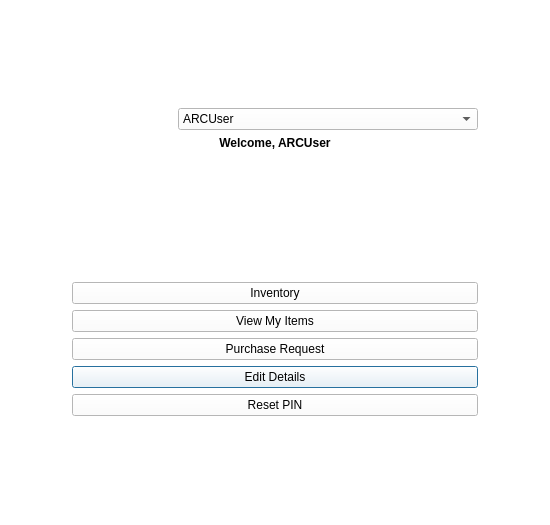
Old version of the form userprofile.ui in the repository arc-bphc/sims-gui.
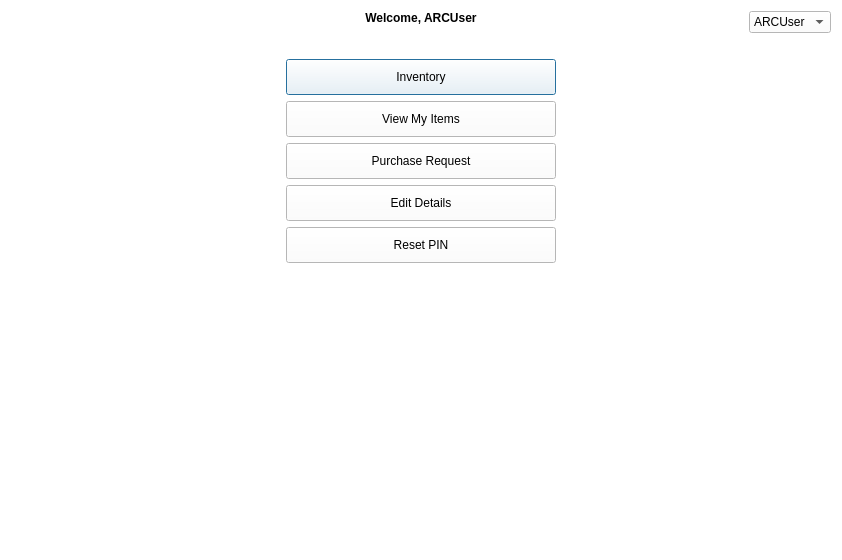
New version of the form. Icons and pictures are not drawn.

Patch:
```diff
--- a/userprofile.ui
+++ b/userprofile.ui
@@ -6,73 +6,29 @@
    <rect>
     <x>0</x>
     <y>0</y>
-    <width>550</width>
-    <height>525</height>
+    <width>842</width>
+    <height>560</height>
    </rect>
   </property>
   <property name="windowTitle">
    <string>Dialog</string>
   </property>
   <property name="styleSheet">
-   <string notr="true">QWidget {background-color: white}
+   <string notr="true">QPushButton {padding: 10px}
+QWidget {background-color: white}
 </string>
   </property>
   <layout class="QGridLayout" name="gridLayout_2">
    <item row="0" column="0">
     <layout class="QGridLayout" name="gridLayout">
-     <item row="1" column="0" colspan="2">
-      <widget class="QLabel" name="label">
-       <property name="sizePolicy">
-        <sizepolicy hsizetype="Preferred" vsizetype="Fixed">
-         <horstretch>0</horstretch>
-         <verstretch>0</verstretch>
-        </sizepolicy>
-       </property>
+     <item row="2" column="1" alignment="Qt::AlignTop">
+      <widget class="QPushButton" name="pushButton_4">
        <property name="text">
-        <string>&lt;html&gt;&lt;head/&gt;&lt;body&gt;&lt;p align=&quot;center&quot;&gt;&lt;span style=&quot; font-weight:600;&quot;&gt;Welcome, ARCUser&lt;/span&gt;&lt;/p&gt;&lt;/body&gt;&lt;/html&gt;</string>
+        <string>Inventory</string>
        </property>
       </widget>
      </item>
-     <item row="6" column="0" colspan="2">
-      <widget class="QPushButton" name="pushButton">
-       <property name="text">
-        <string>Edit Details</string>
-       </property>
-      </widget>
-     </item>
-     <item row="7" column="0" colspan="2">
-      <widget class="QPushButton" name="pushButton_3">
-       <property name="text">
-        <string>Reset PIN</string>
-       </property>
-      </widget>
-     </item>
-     <item row="0" column="0">
-      <widget class="QLabel" name="label_3">
-       <property name="sizePolicy">
-        <sizepolicy hsizetype="Fixed" vsizetype="Fixed">
-         <horstretch>0</horstretch>
-         <verstretch>0</verstretch>
-        </sizepolicy>
-       </property>
-       <property name="maximumSize">
-        <size>
-         <width>100</width>
-         <height>100</height>
-        </size>
-       </property>
-       <property name="text">
-        <string/>
-       </property>
-       <property name="pixmap">
-        <pixmap>13015184_719298964879056_6631447530178360880_n.png</pixmap>
-       </property>
-       <property name="scaledContents">
-        <bool>true</bool>
-       </property>
-      </widget>
-     </item>
-     <item row="0" column="1">
+     <item row="0" column="2" alignment="Qt::AlignRight|Qt::AlignTop">
       <widget class="QComboBox" name="comboBox">
        <property name="sizePolicy">
         <sizepolicy hsizetype="Preferred" vsizetype="Fixed">
@@ -98,21 +54,53 @@
        </item>
       </widget>
      </item>
-     <item row="4" column="0" colspan="2">
+     <item row="0" column="1" alignment="Qt::AlignHCenter|Qt::AlignTop">
+      <widget class="QLabel" name="label">
+       <property name="sizePolicy">
+        <sizepolicy hsizetype="Preferred" vsizetype="Fixed">
+         <horstretch>0</horstretch>
+         <verstretch>0</verstretch>
+        </sizepolicy>
+       </property>
+       <property name="text">
+        <string>&lt;html&gt;&lt;head/&gt;&lt;body&gt;&lt;p align=&quot;center&quot;&gt;&lt;span style=&quot; font-weight:600;&quot;&gt;Welcome, ARCUser&lt;/span&gt;&lt;/p&gt;&lt;/body&gt;&lt;/html&gt;</string>
+       </property>
+      </widget>
+     </item>
+     <item row="3" column="1" alignment="Qt::AlignTop">
       <widget class="QPushButton" name="pushButton_2">
        <property name="text">
         <string>View My Items</string>
        </property>
       </widget>
      </item>
-     <item row="3" column="0" colspan="2">
-      <widget class="QPushButton" name="pushButton_4">
+     <item row="0" column="0" alignment="Qt::AlignLeft|Qt::AlignTop">
+      <widget class="QLabel" name="label_3">
+       <property name="sizePolicy">
+        <sizepolicy hsizetype="Fixed" vsizetype="Fixed">
+         <horstretch>0</horstretch>
+         <verstretch>0</verstretch>
+        </sizepolicy>
+       </property>
+       <property name="maximumSize">
+        <size>
+         <width>100</width>
+         <height>100</height>
+        </size>
+       </property>
        <property name="text">
-        <string>Inventory</string>
+        <string/>
        </property>
       </widget>
      </item>
-     <item row="2" column="0" colspan="2" alignment="Qt::AlignHCenter">
+     <item row="6" column="1" alignment="Qt::AlignTop">
+      <widget class="QPushButton" name="pushButton_3">
+       <property name="text">
+        <string>Reset PIN</string>
+       </property>
+      </widget>
+     </item>
+     <item row="1" column="1" alignment="Qt::AlignHCenter|Qt::AlignTop">
       <widget class="QLabel" name="label_2">
        <property name="sizePolicy">
         <sizepolicy hsizetype="Fixed" vsizetype="Fixed">
@@ -137,7 +125,14 @@
        </property>
       </widget>
      </item>
-     <item row="5" column="0" colspan="2">
+     <item row="5" column="1" alignment="Qt::AlignTop">
+      <widget class="QPushButton" name="pushButton">
+       <property name="text">
+        <string>Edit Details</string>
+       </property>
+      </widget>
+     </item>
+     <item row="4" column="1" alignment="Qt::AlignTop">
       <widget class="QPushButton" name="pushButton_5">
        <property name="text">
         <string>Purchase Request</string>
@@ -146,6 +141,19 @@
      </item>
     </layout>
    </item>
+   <item row="1" column="0">
+    <spacer name="verticalSpacer">
+     <property name="orientation">
+      <enum>Qt::Vertical</enum>
+     </property>
+     <property name="sizeHint" stdset="0">
+      <size>
+       <width>20</width>
+       <height>40</height>
+      </size>
+     </property>
+    </spacer>
+   </item>
   </layout>
  </widget>
  <resources/>
```
Left out of the diff: 6 changed lines with no effect on the pictures.
